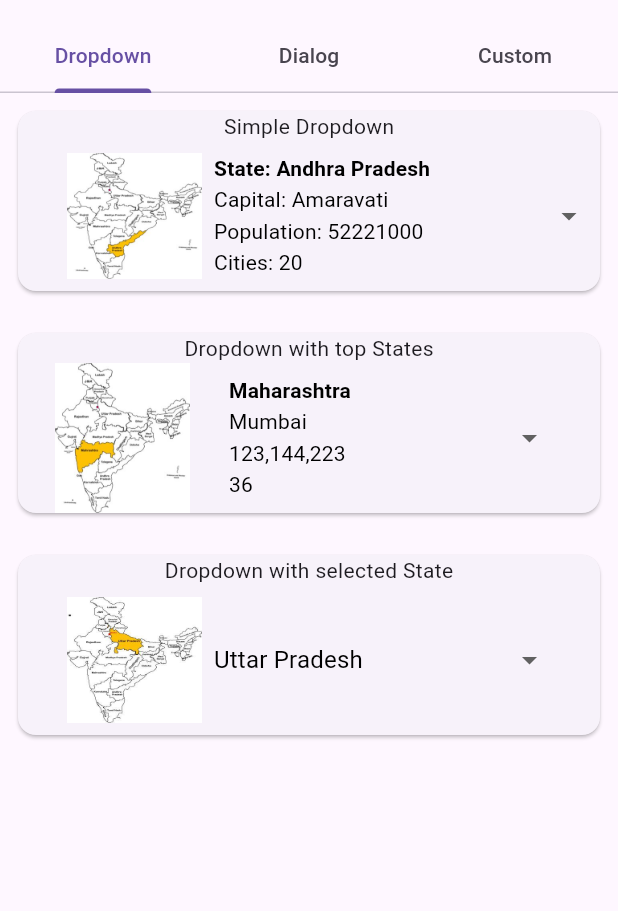
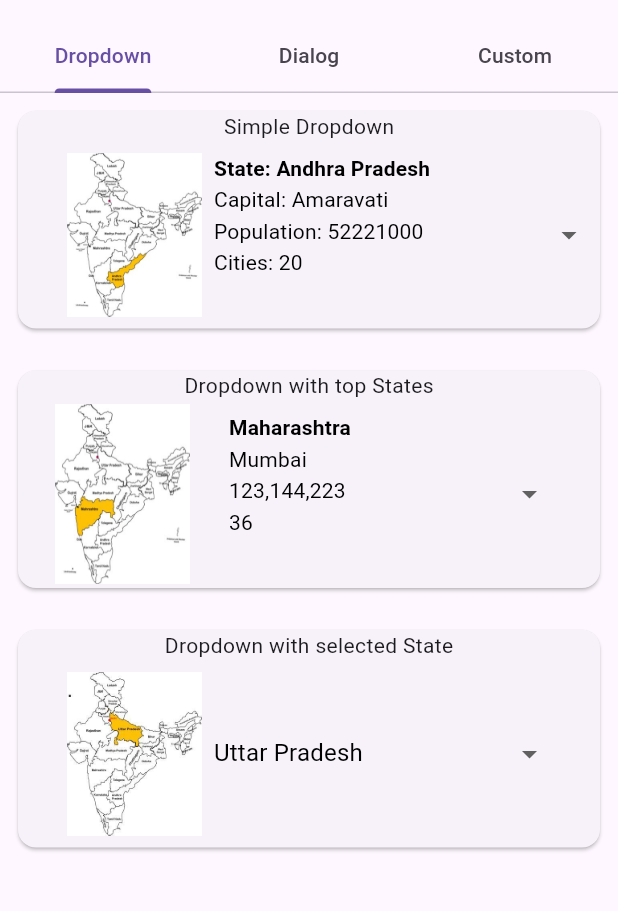
Before and after one commit to smsaboor/indian_state_picker, a Flutter app: the screen it shows after launch, on a phone screen of 412 x 824 dp, the part 63-974 px from its top. Run offline on Flutter 3.47's test engine with Material 3 defaults, Android fonts, the phone set to English and light mode, and no system bars; drawn by our look-alikes of dropdown_button2.

Commit message:
gif files used

```diff
--- a/example/lib/main.dart
+++ b/example/lib/main.dart
@@ -4,8 +4,8 @@ import 'package:indian_state_picker/indian_state_picker.dart';
 // Dimensions for images and items.
 double imageHeight = 120;
 double imageWidth = 90;
-double mainHeight = 100;
-double itemHeight = 90;
+double mainHeight = 125;
+double itemHeight = 125;
 
 void main() => runApp(const MyApp());
 
@@ -598,7 +598,7 @@ class _DemoStatePickerDialogState extends State<DemoStatePickerDialog> {
             searchCursorColor: Colors.pinkAccent,
             searchInputDecoration: const InputDecoration(hintText: 'Search...'),
             isSearchable: isSearchable,
-            title: const Text('Select your phone code'),
+            title: const Text('Select your state'),
             searchFilter: (item, query) {
               if (searchOn == "name") {
                 return item.name.toLowerCase().contains(query.toLowerCase());
--- a/pubspec.yaml
+++ b/pubspec.yaml
@@ -1,6 +1,6 @@
 name: indian_state_picker
 description: "A Flutter package for selecting Indian states with customizable options and predefined data, allowing seamless integration into your app with enhanced user experience."
-version: 0.0.1
+version: 0.0.2
 homepage: https://github.com/smsaboor/indian_state_picker
 repository: https://github.com/smsaboor/indian_state_picker
 
```
Also changed, not shown: custom.gif (added), dialog.gif (added), dropdown.gif (added), 1 other file.
